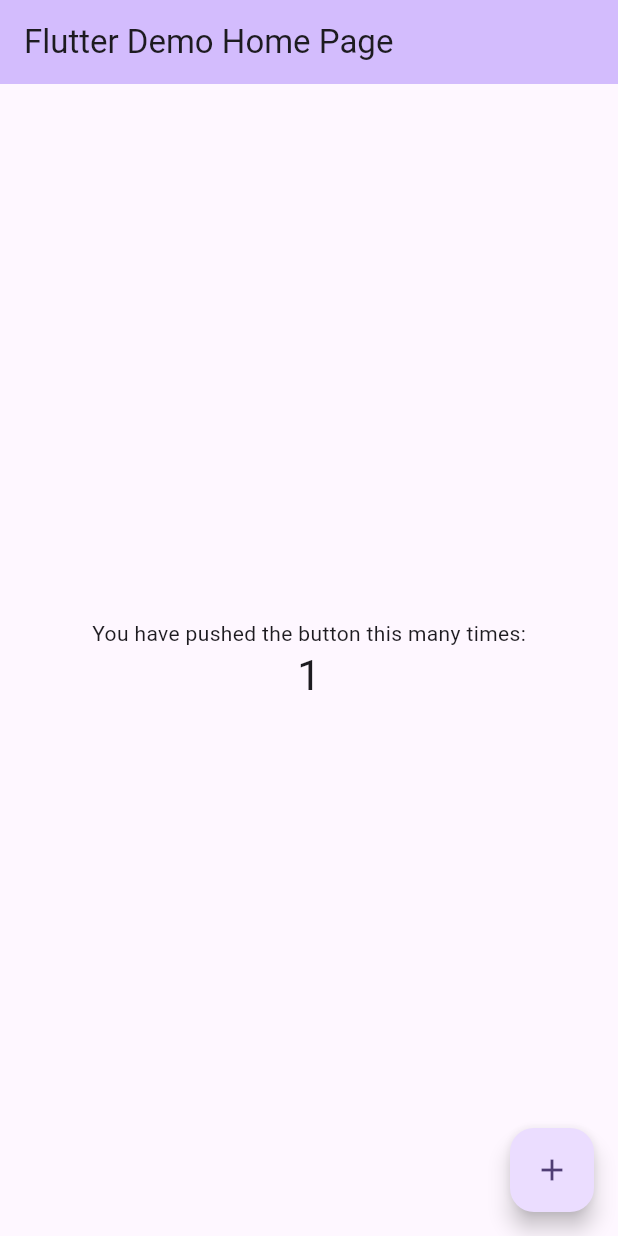
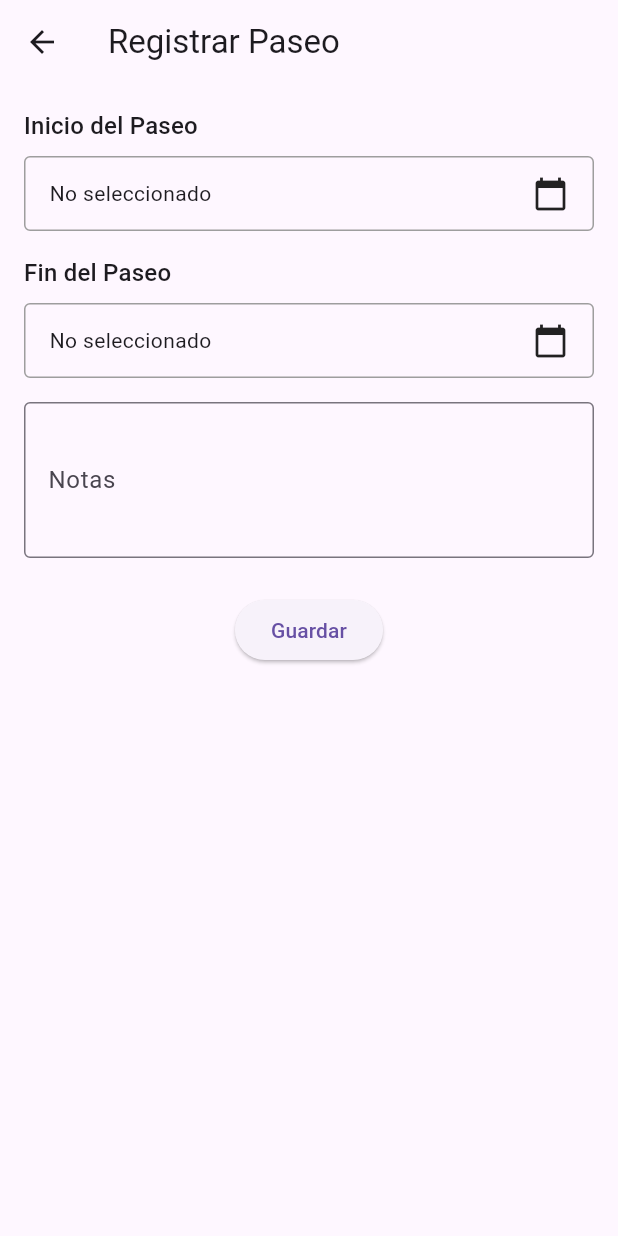
Before and after one commit to motercode/apati-paseo-perro, a Flutter app: the screen it shows after launch, after a tap on the "add" icon, on a phone screen of 412 x 824 dp. Run offline on Flutter 3.47's test engine with Material 3 defaults, Android fonts, the phone set to English and light mode, and no system bars.

Commit message:
feat(walks): Implement walk registration feature
Implements the complete initial user flow for walk registration (User Story #1).

- Creates the main screen (HomeScreen) to display a list of walks.
- Adds a form (WalkFormScreen) for users to input walk details, including start/end times and notes.
- Implements navigation between the home screen and the form.
- Defines the Walk data model.
- Adds mock data to the home screen for initial UI validation.
- Fixes Android build issues by specifying supported NDK ABIs.
- Updates widget tests to reflect the current application structure.

```diff
--- /dev/null
+++ b/lib/app/app.dart
@@ -0,0 +1,13 @@
+import 'package:apati_paseo_perro/features/home/presentation/screens/home_screen.dart';
+import 'package:flutter/material.dart';
+
+class App extends StatelessWidget {
+  const App({super.key});
+
+  @override
+  Widget build(BuildContext context) {
+    return const MaterialApp(
+      home: HomeScreen(),
+    );
+  }
+}
--- /dev/null
+++ b/lib/features/home/presentation/screens/home_screen.dart
@@ -0,0 +1,71 @@
+
+import 'package:apati_paseo_perro/features/walks/domain/models/walk_model.dart';
+import 'package:apati_paseo_perro/features/walks/presentation/screens/walk_form_screen.dart';
+import 'package:flutter/material.dart';
+import 'package:intl/intl.dart';
+
+class HomeScreen extends StatefulWidget {
+  const HomeScreen({super.key});
+
+  @override
+  State<HomeScreen> createState() => _HomeScreenState();
+}
+
+class _HomeScreenState extends State<HomeScreen> {
+  // Lista de ejemplo (mock data)
+  final List<Walk> _walks = [
+    Walk(
+      id: '1',
+      startTime: DateTime.now().subtract(const Duration(days: 1, hours: 2)),
+      endTime: DateTime.now().subtract(const Duration(days: 1, hours: 1)),
+      notes: 'Paseo matutino por el parque. Todo tranquilo.',
+    ),
+    Walk(
+      id: '2',
+      startTime: DateTime.now().subtract(const Duration(hours: 5)),
+      endTime: DateTime.now().subtract(const Duration(hours: 4)),
+      notes: 'Paseo de tarde. Jugamos a la pelota.',
+    ),
+  ];
+
+  @override
+  Widget build(BuildContext context) {
+    return Scaffold(
+      appBar: AppBar(
+        title: const Text('Paseos de Perro'),
+      ),
+      body: _walks.isEmpty
+          ? const Center(
+              child: Text('Aún no has registrado ningún paseo.'),
+            )
+          : ListView.builder(
+              itemCount: _walks.length,
+              itemBuilder: (context, index) {
+                final walk = _walks[index];
+                return Card(
+                  margin: const EdgeInsets.symmetric(horizontal: 16, vertical: 8),
+                  child: ListTile(
+                    title: Text(
+                      'Paseo del ${DateFormat('dd/MM/yyyy').format(walk.startTime)}',
+                    ),
+                    subtitle: Text(
+                      '''De ${DateFormat('HH:mm').format(walk.startTime)} a ${DateFormat('HH:mm').format(walk.endTime)}
+${walk.notes}''',
+                    ),
+                    isThreeLine: true,
+                  ),
+                );
+              },
+            ),
+      floatingActionButton: FloatingActionButton(
+        onPressed: () {
+          Navigator.push(
+            context,
+            MaterialPageRoute(builder: (context) => const WalkFormScreen()),
+          );
+        },
+        child: const Icon(Icons.add),
+      ),
+    );
+  }
+}
--- /dev/null
+++ b/lib/features/walks/domain/models/walk_model.dart
@@ -0,0 +1,14 @@
+
+class Walk {
+  final String id;
+  final DateTime startTime;
+  final DateTime endTime;
+  final String notes;
+
+  Walk({
+    required this.id,
+    required this.startTime,
+    required this.endTime,
+    required this.notes,
+  });
+}
--- /dev/null
+++ b/lib/features/walks/presentation/screens/walk_form_screen.dart
@@ -0,0 +1,163 @@
+
+import 'package:apati_paseo_perro/features/walks/domain/models/walk_model.dart';
+import 'package:flutter/material.dart';
+import 'package:intl/intl.dart';
+
+class WalkFormScreen extends StatefulWidget {
+  const WalkFormScreen({super.key});
+
+  @override
+  State<WalkFormScreen> createState() => _WalkFormScreenState();
+}
+
+class _WalkFormScreenState extends State<WalkFormScreen> {
+  final _formKey = GlobalKey<FormState>();
+  final _notesController = TextEditingController();
+
+  DateTime? _startTime;
+  DateTime? _endTime;
+
+  Future<void> _selectDateTime(BuildContext context, bool isStartTime) async {
+    final date = await showDatePicker(
+      context: context,
+      initialDate: DateTime.now(),
+      firstDate: DateTime(2000),
+      lastDate: DateTime(2101),
+    );
+    if (date == null) return;
+
+    final time = await showTimePicker(
+      context: context,
+      initialTime: TimeOfDay.fromDateTime(DateTime.now()),
+    );
+    if (time == null) return;
+
+    setState(() {
+      final selectedDateTime = DateTime(date.year, date.month, date.day, time.hour, time.minute);
+      if (isStartTime) {
+        _startTime = selectedDateTime;
+      } else {
+        _endTime = selectedDateTime;
+      }
+    });
+  }
+
+  void _saveWalk() {
+    if (_formKey.currentState!.validate()) {
+      if (_startTime == null || _endTime == null) {
+        ScaffoldMessenger.of(context).showSnackBar(
+          const SnackBar(content: Text('Por favor, selecciona fecha y hora de inicio y fin.')),
+        );
+        return;
+      }
+
+      final newWalk = Walk(
+        id: DateTime.now().toString(), // ID temporal
+        startTime: _startTime!,
+        endTime: _endTime!,
+        notes: _notesController.text,
+      );
+
+      // Por ahora, solo imprimimos en la consola
+      print('Paseo guardado:');
+      print('ID: ${newWalk.id}');
+      print('Inicio: ${newWalk.startTime}');
+      print('Fin: ${newWalk.endTime}');
+      print('Notas: ${newWalk.notes}');
+
+      Navigator.pop(context);
+    }
+  }
+
+  @override
+  void dispose() {
+    _notesController.dispose();
+    super.dispose();
+  }
+
+  @override
+  Widget build(BuildContext context) {
+    return Scaffold(
+      appBar: AppBar(
+        title: const Text('Registrar Paseo'),
+      ),
+      body: Padding(
+        padding: const EdgeInsets.all(16.0),
+        child: Form(
+          key: _formKey,
+          child: Column(
+            crossAxisAlignment: CrossAxisAlignment.start,
+            children: [
+              _buildDateTimePicker(
+                label: 'Inicio del Paseo',
+                selectedDate: _startTime,
+                onPressed: () => _selectDateTime(context, true),
+              ),
+              const SizedBox(height: 16),
+              _buildDateTimePicker(
+                label: 'Fin del Paseo',
+                selectedDate: _endTime,
+                onPressed: () => _selectDateTime(context, false),
+              ),
+              const SizedBox(height: 16),
+              TextFormField(
+                controller: _notesController,
+                decoration: const InputDecoration(
+                  labelText: 'Notas',
+                  border: OutlineInputBorder(),
+                ),
+                maxLines: 3,
+                validator: (value) {
+                  // Opcional: puedes añadir validaciones aquí
+                  return null;
+                },
+              ),
+              const SizedBox(height: 24),
+              Center(
+                child: ElevatedButton(
+                  onPressed: _saveWalk,
+                  child: const Text('Guardar'),
+                ),
+              ),
+            ],
+          ),
+        ),
+      ),
+    );
+  }
+
+  Widget _buildDateTimePicker({
+    required String label,
+    required DateTime? selectedDate,
+    required VoidCallback onPressed,
+  }) {
+    return Column(
+      crossAxisAlignment: CrossAxisAlignment.start,
+      children: [
+        Text(label, style: Theme.of(context).textTheme.titleMedium),
+        const SizedBox(height: 8),
+        InkWell(
+          onTap: onPressed,
+          child: Container(
+            padding: const EdgeInsets.symmetric(vertical: 12, horizontal: 16),
+            decoration: BoxDecoration(
+              border: Border.all(color: Colors.grey),
+              borderRadius: BorderRadius.circular(4),
+            ),
+            child: Row(
+              mainAxisAlignment: MainAxisAlignment.spaceBetween,
+              children: [
+                Text(
+                  selectedDate == null
+                      ? 'No seleccionado'
+                      : DateFormat('dd/MM/yyyy HH:mm').format(selectedDate),
+                ),
+                const Icon(Icons.calendar_today),
+              ],
+            ),
+          ),
+        ),
+      ],
+    );
+  }
+}
--- a/lib/main.dart
+++ b/lib/main.dart
@@ -1,122 +1,6 @@
 import 'package:flutter/material.dart';
+import 'package:apati_paseo_perro/app/app.dart';
 
 void main() {
-  runApp(const MyApp());
+  runApp(const App());
 }
-
-class MyApp extends StatelessWidget {
-  const MyApp({super.key});
-
-  // This widget is the root of your application.
-  @override
-  Widget build(BuildContext context) {
-    return MaterialApp(
-      title: 'Flutter Demo',
-      theme: ThemeData(
-        // This is the theme of your application.
-        //
-        // TRY THIS: Try running your application with "flutter run". You'll see
-        // the application has a purple toolbar. Then, without quitting the app,
-        // try changing the seedColor in the colorScheme below to Colors.green
-        // and then invoke "hot reload" (save your changes or press the "hot
-        // reload" button in a Flutter-supported IDE, or press "r" if you used
-        // the command line to start the app).
-        //
-        // Notice that the counter didn't reset back to zero; the application
-        // state is not lost during the reload. To reset the state, use hot
-        // restart instead.
-        //
-        // This works for code too, not just values: Most code changes can be
-        // tested with just a hot reload.
-        colorScheme: ColorScheme.fromSeed(seedColor: Colors.deepPurple),
-      ),
-      home: const MyHomePage(title: 'Flutter Demo Home Page'),
-    );
-  }
-}
-
-class MyHomePage extends StatefulWidget {
-  const MyHomePage({super.key, required this.title});
-
-  // This widget is the home page of your application. It is stateful, meaning
-  // that it has a State object (defined below) that contains fields that affect
-  // how it looks.
-
-  // This class is the configuration for the state. It holds the values (in this
-  // case the title) provided by the parent (in this case the App widget) and
-  // used by the build method of the State. Fields in a Widget subclass are
-  // always marked "final".
-
-  final String title;
-
-  @override
-  State<MyHomePage> createState() => _MyHomePageState();
-}
-
-class _MyHomePageState extends State<MyHomePage> {
-  int _counter = 0;
-
-  void _incrementCounter() {
-    setState(() {
-      // This call to setState tells the Flutter framework that something has
-      // changed in this State, which causes it to rerun the build method below
-      // so that the display can reflect the updated values. If we changed
-      // _counter without calling setState(), then the build method would not be
-      // called again, and so nothing would appear to happen.
-      _counter++;
-    });
-  }
-
-  @override
-  Widget build(BuildContext context) {
-    // This method is rerun every time setState is called, for instance as done
-    // by the _incrementCounter method above.
-    //
-    // The Flutter framework has been optimized to make rerunning build methods
-    // fast, so that you can just rebuild anything that needs updating rather
-    // than having to individually change instances of widgets.
-    return Scaffold(
-      appBar: AppBar(
-        // TRY THIS: Try changing the color here to a specific color (to
-        // Colors.amber, perhaps?) and trigger a hot reload to see the AppBar
-        // change color while the other colors stay the same.
-        backgroundColor: Theme.of(context).colorScheme.inversePrimary,
-        // Here we take the value from the MyHomePage object that was created by
-        // the App.build method, and use it to set our appbar title.
-        title: Text(widget.title),
-      ),
-      body: Center(
-        // Center is a layout widget. It takes a single child and positions it
-        // in the middle of the parent.
-        child: Column(
-          // Column is also a layout widget. It takes a list of children and
-          // arranges them vertically. By default, it sizes itself to fit its
-          // children horizontally, and tries to be as tall as its parent.
-          //
-          // Column has various properties to control how it sizes itself and
-          // how it positions its children. Here we use mainAxisAlignment to
-          // center the children vertically; the main axis here is the vertical
-          // axis because Columns are vertical (the cross axis would be
-          // horizontal).
-          //
-          // TRY THIS: Invoke "debug painting" (choose the "Toggle Debug Paint"
-          // action in the IDE, or press "p" in the console), to see the
-          // wireframe for each widget.
-          mainAxisAlignment: MainAxisAlignment.center,
-          children: <Widget>[
-            const Text('You have pushed the button this many times:'),
-            Text(
-              '$_counter',
-              style: Theme.of(context).textTheme.headlineMedium,
-            ),
-          ],
-        ),
-      ),
-      floatingActionButton: FloatingActionButton(
-        onPressed: _incrementCounter,
-        tooltip: 'Increment',
-        child: const Icon(Icons.add),
-      ), // This trailing comma makes auto-formatting nicer for build methods.
-    );
-  }
-}
--- a/pubspec.yaml
+++ b/pubspec.yaml
@@ -34,6 +34,7 @@ dependencies:
   # The following adds the Cupertino Icons font to your application.
   # Use with the CupertinoIcons class for iOS style icons.
   cupertino_icons: ^1.0.8
+  intl: ^0.20.2
 
 dev_dependencies:
   flutter_test:
```
Also changed, not shown: pubspec.lock, 4 other files.
